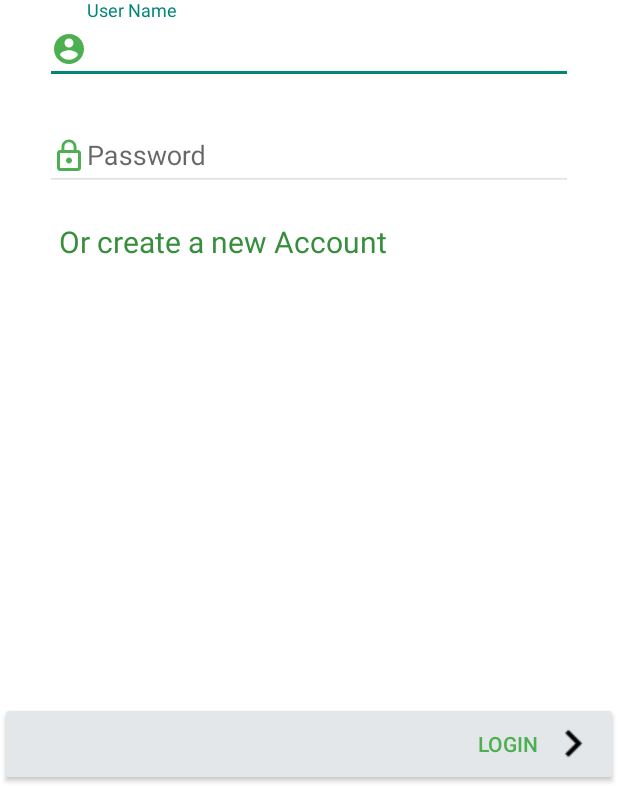
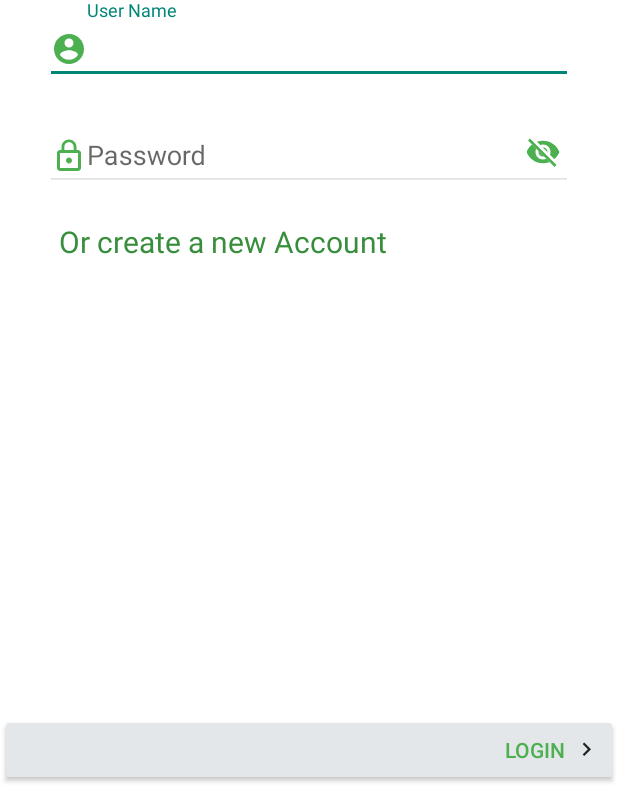
Before and after one commit to chetank628/Myapp_Qualitykiosk, an Android app: the screen it shows after launch (MainActivity), on a phone screen of 412 x 824 dp, the part 450-1236 px from its top. Run offline under Robolectric (Android 15) with nearby library versions, the phone set to English and light mode, and no system bars.

Commit message:
Added vector animation for password toggle

```diff
--- a/app/src/main/res/drawable/effect.xml
+++ /dev/null
@@ -1,5 +0,0 @@
-<?xml version="1.0" encoding="utf-8"?>
-<selector xmlns:android="http://schemas.android.com/apk/res/android">
-    <item android:drawable="@color/button_notfocus"/>
-
-</selector>
--- a/app/src/main/res/drawable/ic_add_white_48px.xml
+++ /dev/null
@@ -1,4 +0,0 @@
-<vector android:height="24dp" android:viewportHeight="24.0"
-    android:viewportWidth="24.0" android:width="24dp" xmlns:android="http://schemas.android.com/apk/res/android">
-    <path android:fillColor="#FFFFFF" android:pathData="M19,13h-6v6h-2v-6H5v-2h6V5h2v6h6v2z"/>
-</vector>
--- a/app/src/main/res/drawable/vector_closedeye.xml
+++ b/app/src/main/res/drawable/ic_vd_closedeye.xml
@@ -1,14 +1,14 @@
 <vector xmlns:android="http://schemas.android.com/apk/res/android"
     android:width="24dp"
     android:height="24dp"
-    android:tint="?attr/colorControlNormal"
+    android:tint="@color/Primary"
     android:viewportHeight="24"
     android:viewportWidth="24">
 
     <path
         android:name="strike_through"
         android:pathData="@string/path_password_strike_through"
-        android:strokeColor="@android:color/white"
+        android:strokeColor="@color/Primary"
         android:strokeLineCap="square"
         android:strokeWidth="1.8"/>
 
@@ -18,7 +18,7 @@
             android:pathData="@string/path_password_eye_mask_strike_through"/>
         <path
             android:name="eye"
-            android:fillColor="@android:color/white"
+            android:fillColor="@color/Primary"
             android:pathData="@string/path_password_eye"/>
     </group>
 </vector>
--- /dev/null
+++ b/app/src/main/res/drawable/ic_vd_keyboard_arrow_right_black_18dp.xml
@@ -0,0 +1,5 @@
+<vector android:alpha="0.85" android:height="18dp"
+    android:viewportHeight="24.0" android:viewportWidth="24.0"
+    android:width="18dp" xmlns:android="http://schemas.android.com/apk/res/android">
+    <path android:fillColor="#FF000000" android:pathData="M8.59,16.34l4.58,-4.59 -4.58,-4.59L10,5.75l6,6 -6,6z"/>
+</vector>
--- a/app/src/main/res/layout/activity_main.xml
+++ b/app/src/main/res/layout/activity_main.xml
@@ -84,7 +84,7 @@
                     android:layout_width="match_parent"
                     android:layout_height="wrap_content"
                     android:backgroundTint="#E0E0E0"
-                    android:drawableLeft="@drawable/ic_account_circle_black_24px"
+                    android:drawableLeft="@drawable/ic_vd_account_circle_black_24px"
                     android:drawableTint="@color/Primary"
                     android:hint="User Name"
                     android:inputType="textEmailAddress"
@@ -103,10 +103,11 @@
                 <android.support.design.widget.TextInputLayout
                     android:layout_width="match_parent"
                     android:layout_height="wrap_content"
-                    android:layout_alignParentStart="true"
                     android:paddingEnd="30dp"
                     android:paddingStart="30dp"
-                    android:paddingTop="15dp">
+                    android:paddingTop="15dp"
+                    android:layout_alignParentTop="true"
+                    android:layout_alignParentStart="true">
 
 
                     <EditText
@@ -117,7 +118,7 @@
                         android:layout_marginTop="16dp"
 
                        android:backgroundTint="#E0E0E0"
-                        android:drawableLeft="@drawable/ic_lock_outline_black_24px"
+                        android:drawableLeft="@drawable/ic_vd_lock_outline_black_24px"
                         android:drawableTint="@color/Primary"
                         android:hint="Password"
                         android:inputType="textPassword"
@@ -137,6 +138,7 @@
                     android:layout_marginEnd="38dp"
                     android:paddingTop="20dp"
                     android:clickable="true"
+                    android:src="@drawable/ic_vd_closedeye"
                      />
 
             </RelativeLayout>
@@ -167,7 +169,7 @@
                     android:layout_height="wrap_content"
                     android:layout_gravity="bottom"
                     android:backgroundTint="@color/button_notfocus"
-                    android:drawableEnd="@drawable/ic_keyboard_arrow_right_black_18dp"
+                    android:drawableEnd="@drawable/ic_vd_keyboard_arrow_right_black_18dp"
                     android:drawablePadding="5dp"
                     android:elevation="10dp"
 
--- /dev/null
+++ b/app/src/main/res/values/trimclip_eye.xml
@@ -0,0 +1,10 @@
+<resources>
+
+    <string name="path_password_eye_mask_visible">M2,4.27 L2,4.27 L4.54,1.73 L4.54,1.73 L4.54,1 L23,1 L23,23 L1,23 L1,4.27 Z</string>
+    <string name="path_password_eye_mask_strike_through">M2,4.27 L19.73,22 L22.27,19.46 L4.54,1.73 L4.54,1 L23,1 L23,23 L1,23 L1,4.27 Z</string>
+    <string name="path_password_eye">M12,4.5C7,4.5 2.73,7.61 1,12c1.73,4.39 6,7.5 11,7.5s9.27,-3.11 11,-7.5c-1.73,-4.39 -6,-7.5 -11,-7.5zM12,17c-2.76,0 -5,-2.24 -5,-5s2.24,-5 5,-5 5,2.24 5,5 -2.24,5 -5,5zM12,9c-1.66,0 -3,1.34 -3,3s1.34,3 3,3 3,-1.34 3,-3 -1.34,-3 -3,-3z</string>
+    <string name="path_password_strike_through">M3.27,4.27 L19.74,20.74</string>
+    <integer name="show_password_duration">200</integer>
+    <integer name="hide_password_duration">320</integer>
+
+</resources>
```
Also changed, not shown: app/src/main/res/animator/show_disable.xml (+3 -6 lines), app/src/main/res/drawable/avd_show_to_disable.xml (+15 -3 lines), app/src/main/res/drawable/avd_trimclip_eye_visible_to_masked.xml (added, +56 -0 lines), app/src/main/res/drawable/ic_account_circle_black_18dp.png (deleted), app/src/main/res/drawable/ic_keyboard_arrow_right_black_18dp.png (deleted), app/src/main/res/drawable/ic_lock_black_18dp.png (deleted), app/src/main/res/drawable/ic_more_vert_black_18dp.png (deleted), app/src/main/res/drawable/ic_vd_account_circle_black_24px.xml (renamed from app/src/main/res/drawable/ic_account_circle_black_24px.xml), app/src/main/res/drawable/ic_vd_lock_outline_black_24px.xml (renamed from app/src/main/res/drawable/ic_lock_outline_black_24px.xml).
